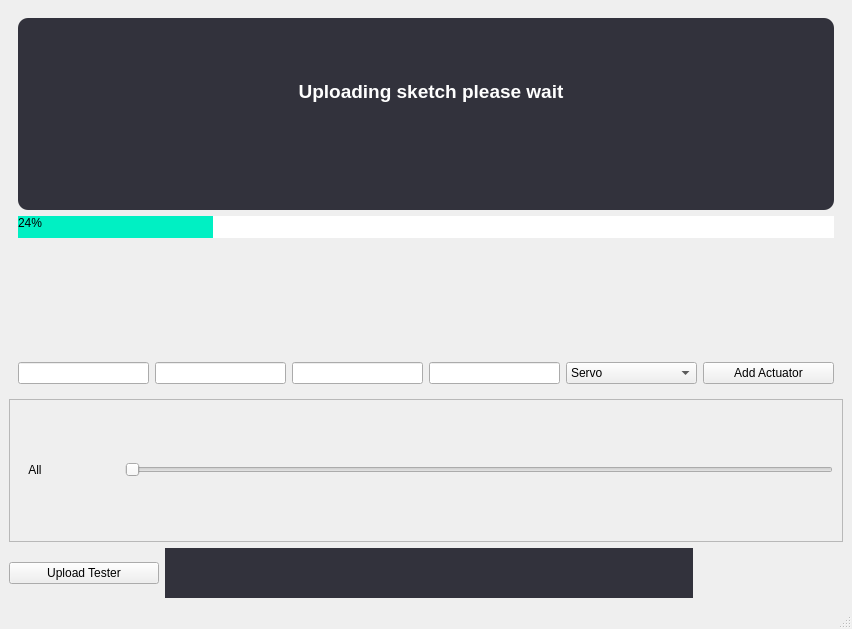
Old version of the form Ui/ActuatorUi.ui in the repository OrionAerospaceYT/SideKick.
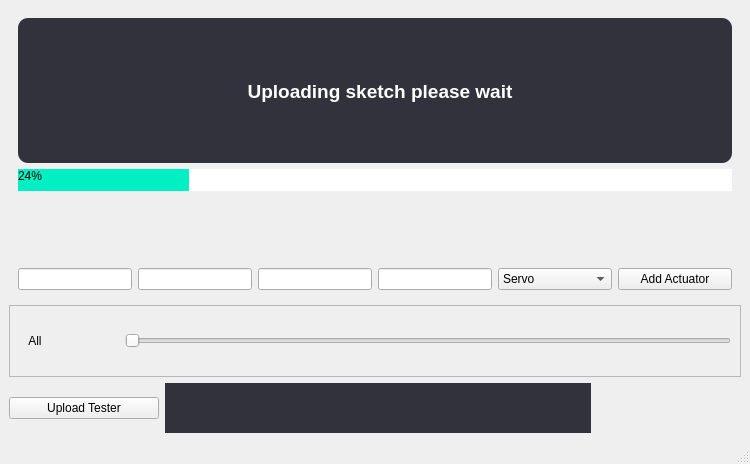
New version of the form. Icons and pictures are not drawn.

Patch:
```diff
--- a/Ui/ActuatorUi.ui
+++ b/Ui/ActuatorUi.ui
@@ -6,8 +6,8 @@
    <rect>
     <x>0</x>
     <y>0</y>
-    <width>852</width>
-    <height>629</height>
+    <width>750</width>
+    <height>464</height>
    </rect>
   </property>
   <property name="minimumSize">
@@ -188,8 +188,8 @@
         <rect>
          <x>0</x>
          <y>0</y>
-         <width>832</width>
-         <height>151</height>
+         <width>730</width>
+         <height>70</height>
         </rect>
        </property>
        <layout class="QVBoxLayout" name="verticalLayout_2">
```
